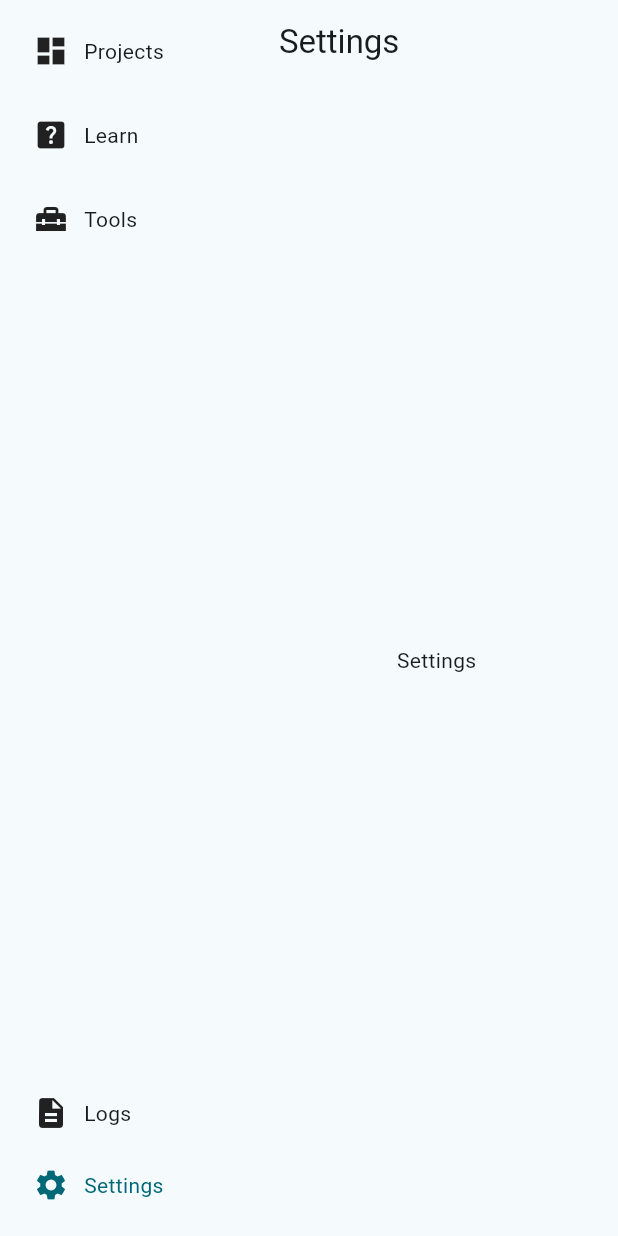
After one commit to Narazaka/vrc_creator_companion, a Flutter app: the screen it shows after launch, after a tap on "Logs", after a tap on "Settings", on a phone screen of 412 x 824 dp. The commit adds this screen. Run offline on Flutter 3.47's test engine with Material 3 defaults, Android fonts, the phone set to English and light mode, and no system bars; drawn by our look-alikes of sidebarx.

Commit message:
swicth page

```diff
--- /dev/null
+++ b/lib/logs.dart
@@ -0,0 +1,17 @@
+import 'package:flutter/material.dart';
+
+class LogsView extends StatelessWidget {
+  const LogsView({Key? key}) : super(key: key);
+
+  @override
+  Widget build(BuildContext context) {
+    return Scaffold(
+      appBar: AppBar(
+        title: const Text('Logs'),
+      ),
+      body: const Center(
+        child: Text('Logs'),
+      ),
+    );
+  }
+}
--- a/lib/main.dart
+++ b/lib/main.dart
@@ -1,6 +1,10 @@
 import 'package:flutter/material.dart';
 import 'package:sidebarx/sidebarx.dart';
+import 'package:vrc_creator_companion/learn.dart';
+import 'package:vrc_creator_companion/logs.dart';
 import 'package:vrc_creator_companion/projects.dart';
+import 'package:vrc_creator_companion/settings.dart';
+import 'package:vrc_creator_companion/tools.dart';
 
 void main() {
   runApp(const MyApp());
@@ -33,34 +37,19 @@ class MyApp extends StatelessWidget {
         colorScheme: ColorScheme.fromSeed(seedColor: Colors.cyan),
         useMaterial3: true,
       ),
-      home: const MyHomePage(title: 'Flutter Demo Home Page'),
+      home: MyHomePage(
+          controller: SidebarXController(
+        selectedIndex: 0,
+        extended: true,
+      )),
     );
   }
 }
 
-class MyHomePage extends StatefulWidget {
-  const MyHomePage({super.key, required this.title});
+class MyHomePage extends StatelessWidget {
+  const MyHomePage({super.key, required this.controller});
 
-  // This widget is the home page of your application. It is stateful, meaning
-  // that it has a State object (defined below) that contains fields that affect
-  // how it looks.
-
-  // This class is the configuration for the state. It holds the values (in this
-  // case the title) provided by the parent (in this case the App widget) and
-  // used by the build method of the State. Fields in a Widget subclass are
-  // always marked "final".
-
-  final String title;
-
-  @override
-  State<MyHomePage> createState() => _MyHomePageState();
-}
-
-class _MyHomePageState extends State<MyHomePage> {
-  SidebarXController controller = SidebarXController(
-    selectedIndex: 0,
-    extended: true,
-  );
+  final SidebarXController controller;
 
   @override
   Widget build(BuildContext context) {
@@ -93,7 +82,16 @@ class _MyHomePageState extends State<MyHomePage> {
             extendedTheme:
                 const SidebarXTheme(width: 150, margin: EdgeInsets.all(10)),
           ),
-          Expanded(child: const [ProjectsView()][0])
+          Expanded(
+              child: AnimatedBuilder(
+                  animation: controller,
+                  builder: (context, child) => const [
+                        ProjectsView(),
+                        LearnView(),
+                        ToolsView(),
+                        LogsView(),
+                        SettingsView()
+                      ][controller.selectedIndex]))
         ],
       ),
     );
--- /dev/null
+++ b/lib/settings.dart
@@ -0,0 +1,17 @@
+import 'package:flutter/material.dart';
+
+class SettingsView extends StatelessWidget {
+  const SettingsView({Key? key}) : super(key: key);
+
+  @override
+  Widget build(BuildContext context) {
+    return Scaffold(
+      appBar: AppBar(
+        title: const Text('Settings'),
+      ),
+      body: const Center(
+        child: Text('Settings'),
+      ),
+    );
+  }
+}
```
Also changed, not shown: lib/learn.dart (added, +17 -0 lines), lib/tools.dart (added, +17 -0 lines).
